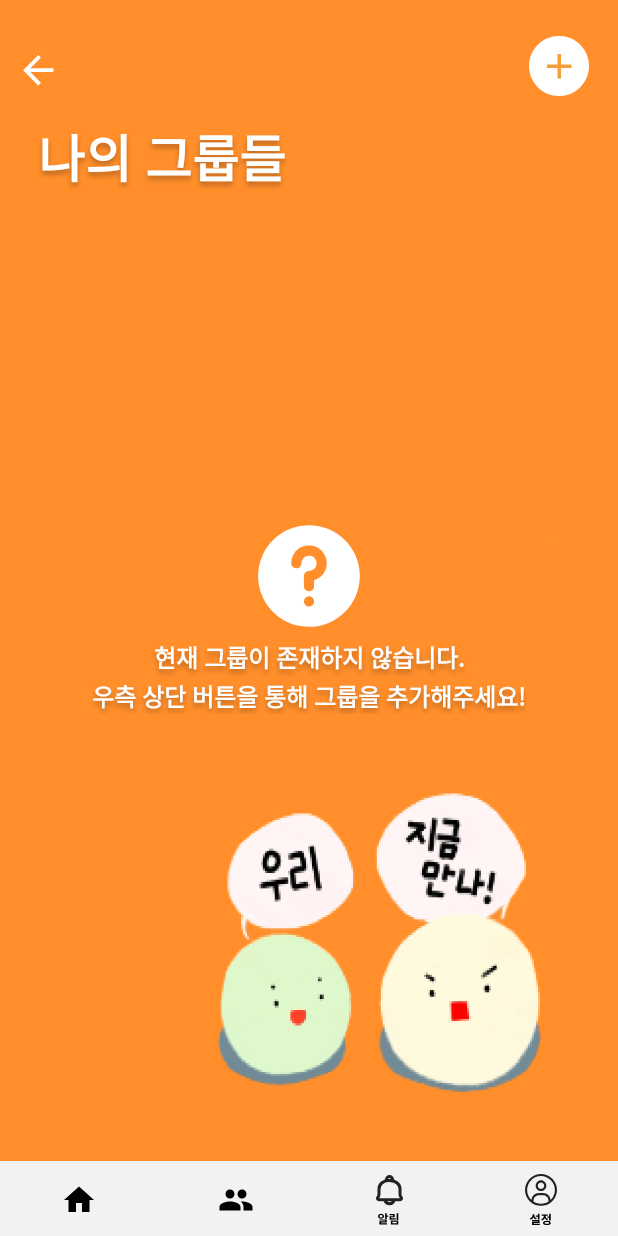
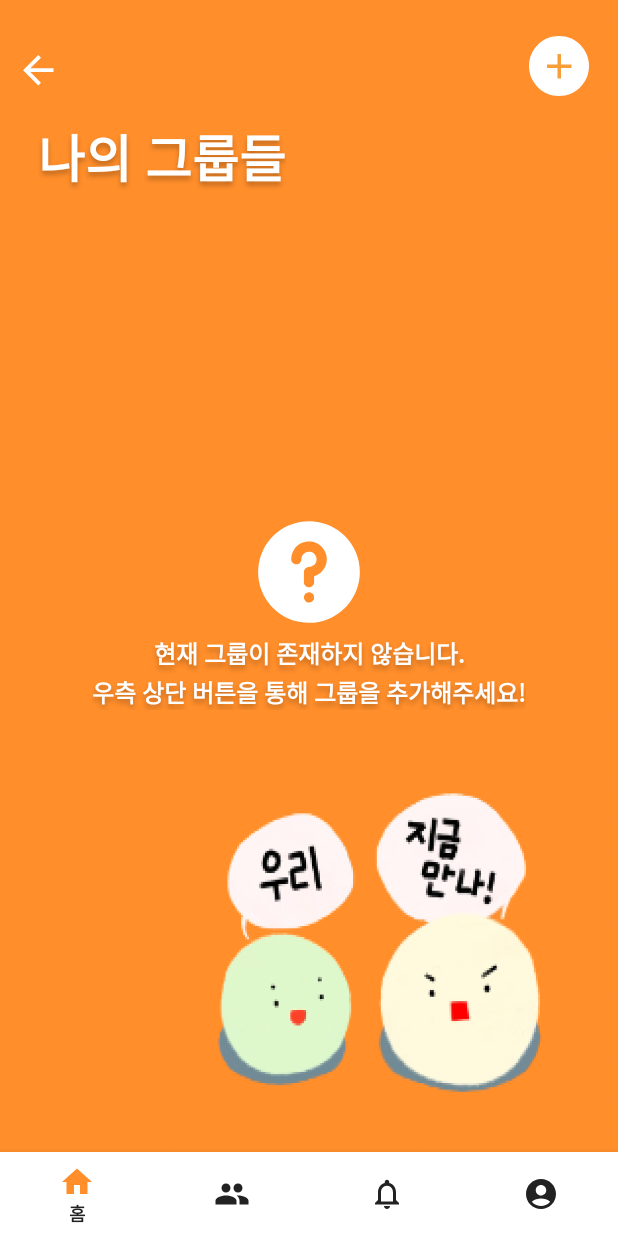
Before and after one commit to WooManSi/WooManSi_Android, an Android app: the GroupMainActivity screen opened directly, with no data from a screen before it, on a phone screen of 412 x 824 dp. Run offline under Robolectric (Android 15) with nearby library versions, the phone set to English and light mode, and no system bars.

Commit message:
회의에서 나온 변경사항 적용(그룹에서 날짜제거, bottom sheet 적용)

```diff
--- a/app/src/main/java/com/example/woomansi/Activity/GroupMainActivity.java
+++ b/app/src/main/java/com/example/woomansi/Activity/GroupMainActivity.java
@@ -10,8 +10,9 @@ import android.widget.Button;
 import android.widget.ImageButton;
 
 import androidx.appcompat.app.AppCompatActivity;
-
+import androidx.fragment.app.Fragment;
 import com.example.woomansi.R;
+import com.google.android.material.bottomnavigation.BottomNavigationView;
 import com.google.android.material.bottomsheet.BottomSheetDialog;
 
 public class GroupMainActivity extends AppCompatActivity {
@@ -20,6 +21,7 @@ public class GroupMainActivity extends AppCompatActivity {
     ImageButton plusBtn;
     BottomSheetDialog dialog_addGroup;
     Dialog dialog_joinGroup;
+    BottomNavigationView bottomNav;
 
     @Override
     protected void onCreate(Bundle savedInstanceState) {
@@ -28,6 +30,12 @@ public class GroupMainActivity extends AppCompatActivity {
 
         backBtn = findViewById(R.id.groupMain_backButton);
         plusBtn = findViewById(R.id.groupMain_plusButton);
+        plusBtn.setOnClickListener(new View.OnClickListener(){
+            public void onClick(View view) {
+                showAddGroupDialog();
+            }
+        });
+
         dialog_addGroup = new BottomSheetDialog(GroupMainActivity.this);
         dialog_addGroup.setContentView(R.layout.dialog_add_group);
 
@@ -36,11 +44,12 @@ public class GroupMainActivity extends AppCompatActivity {
         dialog_joinGroup.getWindow().setBackgroundDrawable(new ColorDrawable(Color.TRANSPARENT));
 
 
-        plusBtn.setOnClickListener(new View.OnClickListener(){
-            public void onClick(View view) {
-                showAddGroupDialog();
-            }
+        bottomNav = findViewById(R.id.bottom_nav);
+        bottomNav.setOnItemSelectedListener(item -> {
+            changeFragment(item.getItemId());
+            return true;
         });
+        bottomNav.setSelectedItemId(R.id.item_home);
     }
 
     public void showAddGroupDialog(){
@@ -90,4 +99,29 @@ public class GroupMainActivity extends AppCompatActivity {
             }
         });
     }
+
+    private void changeFragment(int itemId) {
+        Fragment fragment = getFragmentByItemId(itemId);
+
+        if (fragment == null)
+            return;
+
+        getSupportFragmentManager().beginTransaction()
+            .replace(R.id.content_main, fragment)
+            .commit();
+    }
+
+    private Fragment getFragmentByItemId(int itemId) {
+        switch (itemId) {
+/*            case R.id.item_home:
+                return Main1Fragment.newInstance();
+            case R.id.item_group:
+                return Main2Fragment.newInstance();
+            case R.id.item_notification:
+                return Main3Fragment.newInstance();
+            case R.id.item_account:
+                return Main4Fragment.newInstance();*/
+        }
+        return null;
+    }
 }
--- /dev/null
+++ b/app/src/main/res/color/selector_menu_color.xml
@@ -0,0 +1,6 @@
+<?xml version="1.0" encoding="utf-8"?>
+<selector xmlns:android="http://schemas.android.com/apk/res/android">
+  <item android:color="#FF8E2B" android:state_checked="true" />
+  <item android:color="#222222" android:state_checked="false" />
+
+</selector>
--- a/app/src/main/res/layout/activity_group_main.xml
+++ b/app/src/main/res/layout/activity_group_main.xml
@@ -10,7 +10,7 @@
         android:layout_width="match_parent"
         android:layout_height="match_parent"
         android:orientation="vertical"
-        android:layout_marginBottom="50dp">
+        android:layout_above="@id/bottom_nav">
 
         <RelativeLayout
             android:layout_width="match_parent"
@@ -79,51 +79,13 @@
 
     </LinearLayout>
 
-    <LinearLayout
-        android:layout_width="match_parent"
-        android:layout_height="50dp"
-        android:layout_alignParentBottom="true"
-        android:background="#f3f2f2"
-        android:paddingTop="2dp"
-        android:orientation="horizontal">
-
-
-        <ImageButton
-            android:id="@+id/ic_home"
-            android:layout_width="wrap_content"
-            android:layout_height="wrap_content"
-            android:layout_weight="1"
-            android:background="@android:color/transparent"
-            android:minHeight="48dp"
-            app:srcCompat="@drawable/ic_home" />
-
-        <ImageButton
-            android:id="@+id/ic_group"
-            android:layout_width="wrap_content"
-            android:layout_height="wrap_content"
-            android:layout_weight="1"
-            android:background="@android:color/transparent"
-            android:minHeight="48dp"
-            app:srcCompat="@drawable/ic_group" />
-
-        <ImageButton
-            android:id="@+id/ic_alarm_not_exist"
-            android:layout_width="wrap_content"
-            android:layout_height="wrap_content"
-            android:layout_weight="1"
-            android:background="@android:color/transparent"
-            android:minHeight="48dp"
-            app:srcCompat="@drawable/ic_alarm_not_exist" />
-
-        <ImageButton
-            android:id="@+id/ic_setting"
-            android:layout_width="wrap_content"
-            android:layout_height="wrap_content"
-            android:layout_weight="1"
-            android:background="@android:color/transparent"
-            android:minHeight="48dp"
-            app:srcCompat="@drawable/ic_setting" />
-
-    </LinearLayout>
+    <com.google.android.material.bottomnavigation.BottomNavigationView
+      android:id="@+id/bottom_nav"
+      android:layout_width="match_parent"
+      android:layout_height="wrap_content"
+      android:layout_alignParentBottom="true"
+      app:menu="@menu/menu_main"
+      app:itemIconTint="@color/selector_menu_color"
+      app:itemTextColor="#222222"/>
 
 </RelativeLayout>
--- a/app/src/main/res/menu/menu_main.xml
+++ b/app/src/main/res/menu/menu_main.xml
@@ -5,24 +5,24 @@
         android:id="@+id/item_home"
         android:icon="@drawable/ic_home"
         android:enabled="true"
-        android:title="Home" />
+        android:title="홈" />
 
     <item
         android:id="@+id/item_group"
         android:icon="@drawable/ic_group"
         android:enabled="true"
-        android:title="Group" />
+        android:title="그룹" />
 
     <item
         android:id="@+id/item_notification"
         android:icon="@drawable/ic_notifications"
         android:enabled="true"
-        android:title="Notification" />
+        android:title="알림" />
 
     <item
         android:id="@+id/item_account"
         android:icon="@drawable/ic_account_circle"
         android:enabled="true"
-        android:title="Account" />
+        android:title="설정" />
 
 </menu>
```
Also changed, not shown: app/src/main/java/com/example/woomansi/Activity/GroupCreateActivity.java (+6 -4 lines), app/src/main/res/layout/activity_group_create.xml (+0 -74 lines), app/src/main/res/layout/activity_group_create_backup.xml (added, +156 -0 lines).
